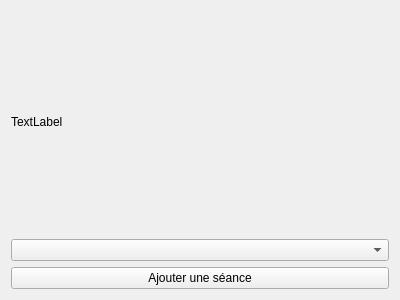
The window that formgestionseances.ui (esauvage/coach) describes before a commit, drawn with Qt 5.
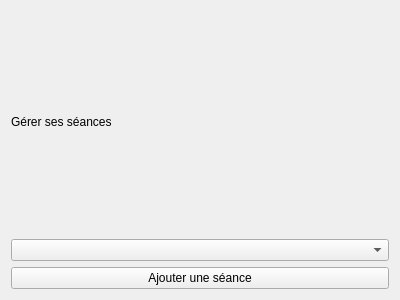
The same window after the commit.

Commit message: Edition d'une séance

```diff
--- a/formgestionseances.ui
+++ b/formgestionseances.ui
@@ -17,7 +17,7 @@
    <item>
     <widget class="QLabel" name="lblPersonne">
      <property name="text">
-      <string>TextLabel</string>
+      <string>Gérer ses séances</string>
      </property>
     </widget>
    </item>
```
The commit also changes 13 other files.
